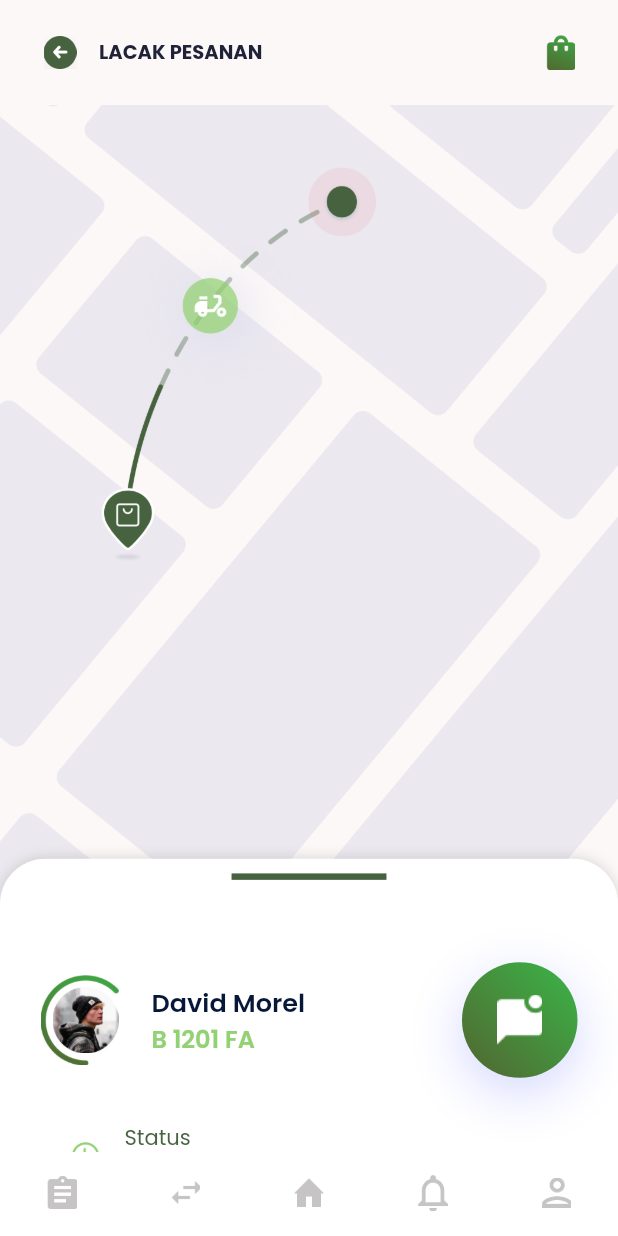
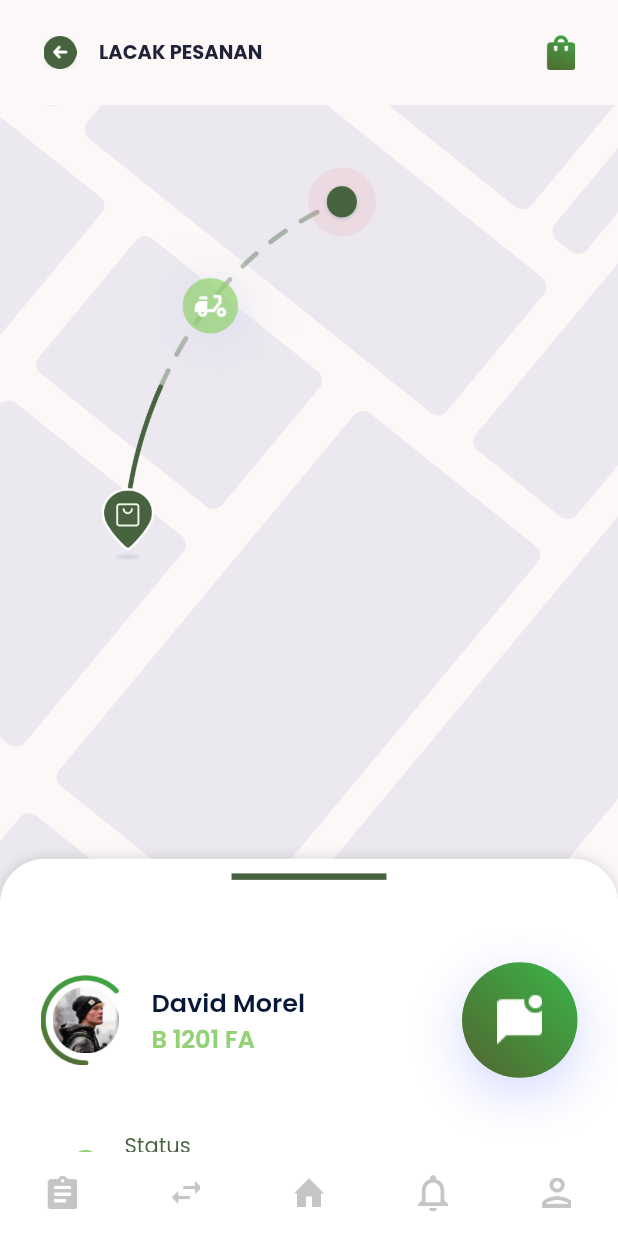
Before and after one commit to daruanugerah/test-ordo-daruanugerah, a Flutter app: the Test1Page screen opened directly, on a phone screen of 412 x 824 dp. Run offline on Flutter 3.47's test engine with Material 2 defaults, Android fonts, the phone set to English and light mode, and no system bars; our stand-ins replace equatable, flutter_spinkit, google_fonts.

Commit message:
fix space

```diff
--- a/lib/widgets/driver_widget.dart
+++ b/lib/widgets/driver_widget.dart
@@ -6,7 +6,7 @@
   Widget build(BuildContext context) {
     return Container(
       padding: EdgeInsets.symmetric(horizontal: 27),
-      margin: EdgeInsets.only(bottom: 30),
+      margin: EdgeInsets.only(bottom: 35),
       child: Row(
         mainAxisAlignment: MainAxisAlignment.spaceBetween,
         children: [
```
